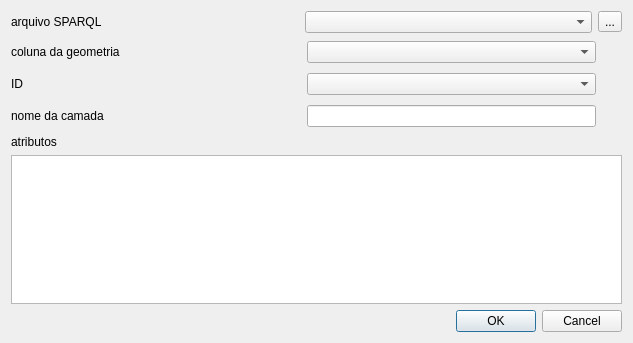
First picture: the form in export_dbcells_dialog_base.ui, repository dbcells/export2dbcells, before the edit.
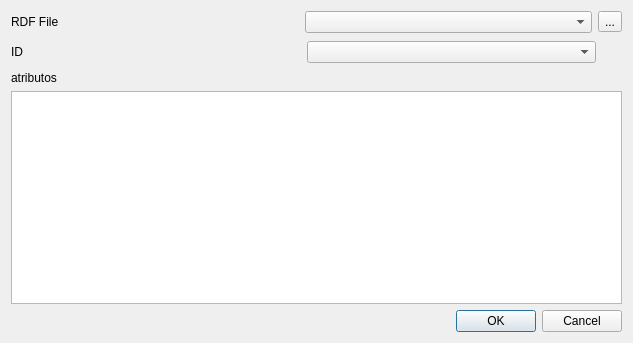
Second picture: the form after the edit.

The edit to the form file:
```diff
--- a/export_dbcells_dialog_base.ui
+++ b/export_dbcells_dialog_base.ui
@@ -27,7 +27,7 @@
           </size>
          </property>
          <property name="text">
-          <string>arquivo SPARQL</string>
+          <string>RDF File</string>
          </property>
         </widget>
        </item>
@@ -50,43 +50,6 @@
        </item>
       </layout>
      </item>
-     <item>
-      <layout class="QHBoxLayout" name="horizontalLayout_3">
-       <item>
-        <widget class="QLabel" name="geometria">
-         <property name="text">
-          <string>coluna da geometria </string>
-         </property>
-        </widget>
-       </item>
-       <item>
-        <widget class="QComboBox" name="colGeometria">
-         <property name="maximumSize">
-          <size>
-           <width>300</width>
-           <height>16777215</height>
-          </size>
-         </property>
-        </widget>
-       </item>
-       <item>
-        <spacer name="horizontalSpacer_2">
-         <property name="orientation">
-          <enum>Qt::Horizontal</enum>
-         </property>
-         <property name="sizeType">
-          <enum>QSizePolicy::Fixed</enum>
-         </property>
-         <property name="sizeHint" stdset="0">
-          <size>
-           <width>26</width>
-           <height>26</height>
-          </size>
-         </property>
-        </spacer>
-       </item>
-      </layout>
-     </item>
      <item>
       <layout class="QHBoxLayout" name="horizontalLayout_2">
        <item>
@@ -136,55 +99,6 @@
        </item>
       </layout>
      </item>
-     <item>
-      <layout class="QHBoxLayout" name="horizontalLayout_4">
-       <item>
-        <widget class="QLabel" name="camada">
-         <property name="minimumSize">
-          <size>
-           <width>108</width>
-           <height>0</height>
-          </size>
-         </property>
-         <property name="text">
-          <string>nome da camada</string>
-         </property>
-        </widget>
-       </item>
-       <item>
-        <widget class="QLineEdit" name="buscaCamada">
-         <property name="sizePolicy">
-          <sizepolicy hsizetype="Preferred" vsizetype="Fixed">
-           <horstretch>0</horstretch>
-           <verstretch>0</verstretch>
-          </sizepolicy>
-         </property>
-         <property name="maximumSize">
-          <size>
-           <width>300</width>
-           <height>16777215</height>
-          </size>
-         </property>
-        </widget>
-       </item>
-       <item>
-        <spacer name="horizontalSpacer_4">
-         <property name="orientation">
-          <enum>Qt::Horizontal</enum>
-         </property>
-         <property name="sizeType">
-          <enum>QSizePolicy::Fixed</enum>
-         </property>
-         <property name="sizeHint" stdset="0">
-          <size>
-           <width>26</width>
-           <height>26</height>
-          </size>
-         </property>
-        </spacer>
-       </item>
-      </layout>
-     </item>
      <item>
       <layout class="QVBoxLayout" name="verticalLayout_2">
        <item>
```
Left out of the diff: 6 changed lines with no effect on the pictures.
